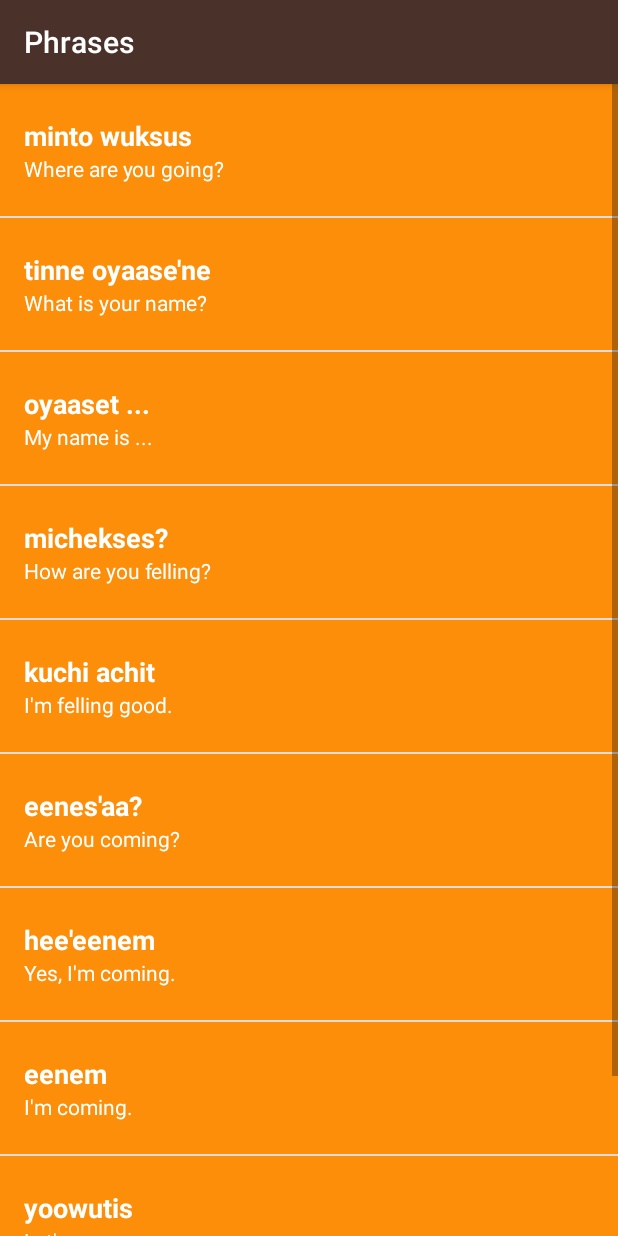
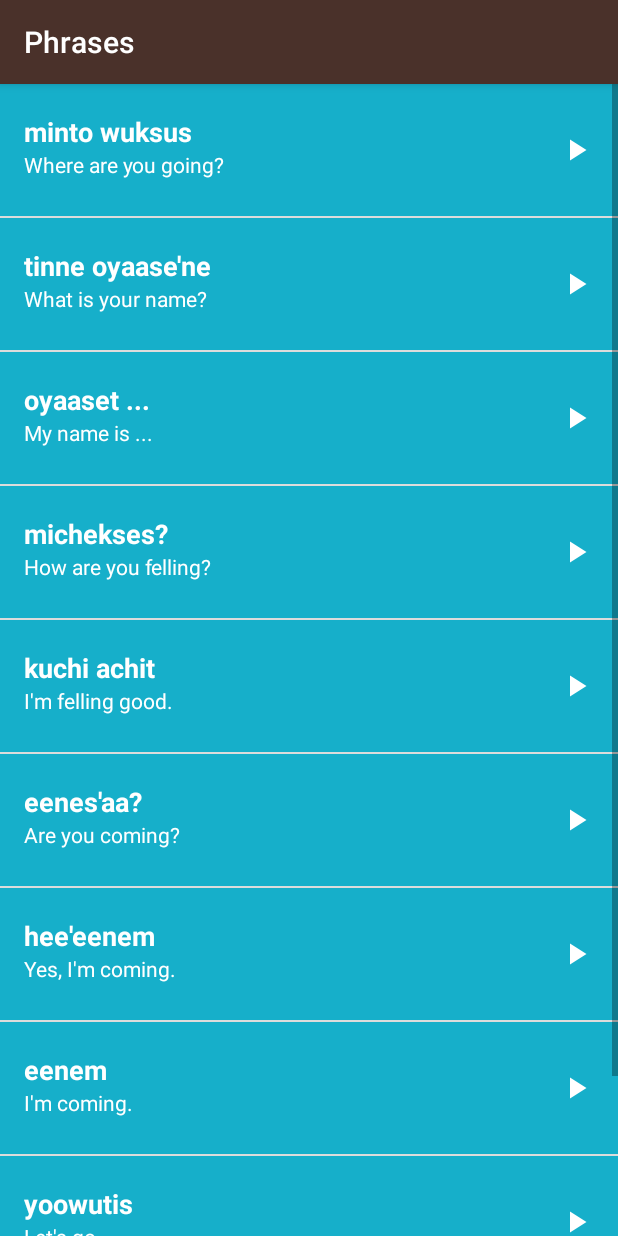
Before and after one commit to fabrous/Miwok, an Android app: the PhrasesActivity screen opened directly, with no data from a screen before it, after a tap on "tinne oyaase'ne", on a phone screen of 412 x 824 dp. Run offline under Robolectric (Android 15) with nearby library versions, the light colour scheme and no system bars.

Commit message:
Lesson 4 - Final

```diff
--- a/app/src/main/java/com/example/android/miwok/PhrasesActivity.java
+++ b/app/src/main/java/com/example/android/miwok/PhrasesActivity.java
@@ -1,6 +1,9 @@
 package com.example.android.miwok;
 
+import android.content.Context;
+import android.media.AudioManager;
 import android.media.MediaPlayer;
+import android.provider.MediaStore;
 import android.support.v7.app.AppCompatActivity;
 import android.os.Bundle;
 import android.view.View;
@@ -12,11 +15,37 @@ import java.util.ArrayList;
 public class PhrasesActivity extends AppCompatActivity {
 
     private MediaPlayer mMediaPlayer;
+    private AudioManager mAudioMagager;
+
+    private MediaPlayer.OnCompletionListener mOnCompletionListener = new MediaPlayer.OnCompletionListener() {
+        @Override
+        public void onCompletion(MediaPlayer mp) {
+            releaseMediaPlayer();
+        }
+    };
+
+    private AudioManager.OnAudioFocusChangeListener mOnAudioFocusChangeListener = new AudioManager.OnAudioFocusChangeListener(){
+        @Override
+        public void onAudioFocusChange(int focusChange) {
+            if (focusChange == AudioManager.AUDIOFOCUS_LOSS_TRANSIENT || focusChange == AudioManager.AUDIOFOCUS_LOSS_TRANSIENT_CAN_DUCK) {
+                mMediaPlayer.pause();
+                mMediaPlayer.seekTo(0);
+            }
+            else if (focusChange == AudioManager.AUDIOFOCUS_LOSS) {
+                releaseMediaPlayer();
+            }
+            else if (focusChange == AudioManager.AUDIOFOCUS_GAIN) {
+                mMediaPlayer.start();
+            }
+        }
+    };
 
     @Override
     protected void onCreate(Bundle savedInstanceState) {
         super.onCreate(savedInstanceState);
         setContentView(R.layout.word_list);
+
+        mAudioMagager = (AudioManager) getSystemService(Context.AUDIO_SERVICE);
 
         final ArrayList<Word> phrases = new ArrayList<>();
         phrases.add(new Word("Where are you going?", "minto wuksus", R.raw.phrase_where_are_you_going));
@@ -30,7 +59,7 @@ public class PhrasesActivity extends AppCompatActivity {
         phrases.add(new Word("Let's go.", "yoowutis", R.raw.phrase_lets_go));
         phrases.add(new Word("Come here.", "enni'nem", R.raw.phrase_come_here));
 
-        WordAdapter itemsAdapter = new WordAdapter(this, phrases, R.color.category_numbers);
+        WordAdapter itemsAdapter = new WordAdapter(this, phrases, R.color.category_phrases);
         ListView listView = (ListView) findViewById(R.id.list);
         listView.setAdapter(itemsAdapter);
 
@@ -38,10 +67,39 @@ public class PhrasesActivity extends AppCompatActivity {
             @Override
             public void onItemClick(AdapterView<?> parent, View view, int position, long id) {
                 Word atualWord = phrases.get(position);
-                mMediaPlayer = MediaPlayer.create(PhrasesActivity.this, atualWord.getAudioResourceId());
-                mMediaPlayer.start();
+                releaseMediaPlayer();
+
+                int result = mAudioMagager.requestAudioFocus(mOnAudioFocusChangeListener,
+                        // Use the music stream.
+                        AudioManager.STREAM_MUSIC,
+                        // Request permanent focus.
+                        AudioManager.AUDIOFOCUS_GAIN_TRANSIENT);
+
+                if (result == AudioManager.AUDIOFOCUS_REQUEST_GRANTED) {
+                    //mAudioMagager.registerMediaButtonEventReceiver();
+                    mMediaPlayer = MediaPlayer.create(PhrasesActivity.this, atualWord.getAudioResourceId());
+                    mMediaPlayer.start();
+                    mMediaPlayer.setOnCompletionListener(mOnCompletionListener);
+
+                }
+
             }
         });
+
+    }
+
+    protected void onStop() {
+        super.onStop();
+        releaseMediaPlayer();
+    }
+
+
+    private void releaseMediaPlayer() {
+        if (mMediaPlayer != null) {
+            mMediaPlayer.release();
+            mMediaPlayer = null;
+            mAudioMagager.abandonAudioFocus(mOnAudioFocusChangeListener);
+        }
     }
 
 }
--- a/app/src/main/java/com/example/android/miwok/Word.java
+++ b/app/src/main/java/com/example/android/miwok/Word.java
@@ -44,5 +44,4 @@ public class Word {
         return this.mAudioResourceId;
     }
 
-
 }
--- a/app/src/main/res/layout/list_item.xml
+++ b/app/src/main/res/layout/list_item.xml
@@ -1,21 +1,24 @@
 <?xml version="1.0" encoding="utf-8"?>
-<LinearLayout xmlns:android="http://schemas.android.com/apk/res/android"
+<RelativeLayout xmlns:android="http://schemas.android.com/apk/res/android"
     xmlns:tools="http://schemas.android.com/tools"
     android:layout_width="match_parent"
-    android:layout_height="wrap_content"
-    android:orientation="horizontal"
-    android:background="@color/tan_background">
+    android:layout_height="@dimen/list_item_height"
+    android:background="@color/tan_background"
+    android:orientation="horizontal">
 
     <ImageView
         android:id="@+id/image"
         android:layout_width="@dimen/list_item_height"
-        android:layout_height="@dimen/list_item_height"/>
+        android:layout_height="@dimen/list_item_height" />
 
     <LinearLayout
         android:id="@+id/linear_layout_view"
         android:layout_width="match_parent"
-        android:layout_height="wrap_content"
-        android:minHeight="@dimen/list_item_height"
+        android:layout_height="@dimen/list_item_height"
+        android:layout_alignParentBottom="true"
+        android:layout_alignParentTop="true"
+        android:layout_alignParentRight="true"
+        android:layout_toRightOf="@id/image"
         android:orientation="vertical"
         android:paddingLeft="16dp"
         android:background="@color/category_numbers">
@@ -28,7 +31,7 @@
             android:gravity="bottom"
             android:textAppearance="@style/TextAppearance.AppCompat.Medium"
             android:textStyle="bold"
-            tools:text="lutti"/>
+            tools:text="lutti" />
 
         <TextView
             android:id="@+id/default_text_view"
@@ -36,8 +39,16 @@
             android:layout_height="0dp"
             android:layout_weight="1"
             android:gravity="top"
-            tools:text="one"/>
+            tools:text="one" />
 
     </LinearLayout>
 
-</LinearLayout>
+    <ImageView
+        android:layout_width="24dp"
+        android:layout_height="24dp"
+        android:layout_alignParentRight="true"
+        android:layout_centerVertical="true"
+        android:src="@drawable/ic_play_arrow_white_24dp"
+        android:layout_marginRight="16dp" />
+
+</RelativeLayout>
--- a/app/src/main/res/layout/word_list.xml
+++ b/app/src/main/res/layout/word_list.xml
@@ -5,4 +5,5 @@
     android:orientation="vertical"
     android:layout_width="match_parent"
     android:layout_height="match_parent"
+    android:drawSelectorOnTop="true"
     tools:context="com.example.android.miwok.NumbersActivity" />
```
Also changed, not shown: app/src/main/java/com/example/android/miwok/ColorsActivity.java (+20 -0 lines), app/src/main/java/com/example/android/miwok/FamilyActivity.java (+22 -1 lines), app/src/main/java/com/example/android/miwok/NumbersActivity.java (+20 -25 lines), app/src/main/res/layout/activity_main.xml (+24 -4 lines), app/src/main/res/drawable-hdpi/ic_play_arrow_white_24dp.png (added), app/src/main/res/drawable-mdpi/ic_play_arrow_white_24dp.png (added), app/src/main/res/drawable-xhdpi/ic_play_arrow_white_24dp.png (added), app/src/main/res/drawable-xxhdpi/ic_play_arrow_white_24dp.png (added), app/src/main/res/drawable-xxxhdpi/ic_play_arrow_white_24dp.png (added).
